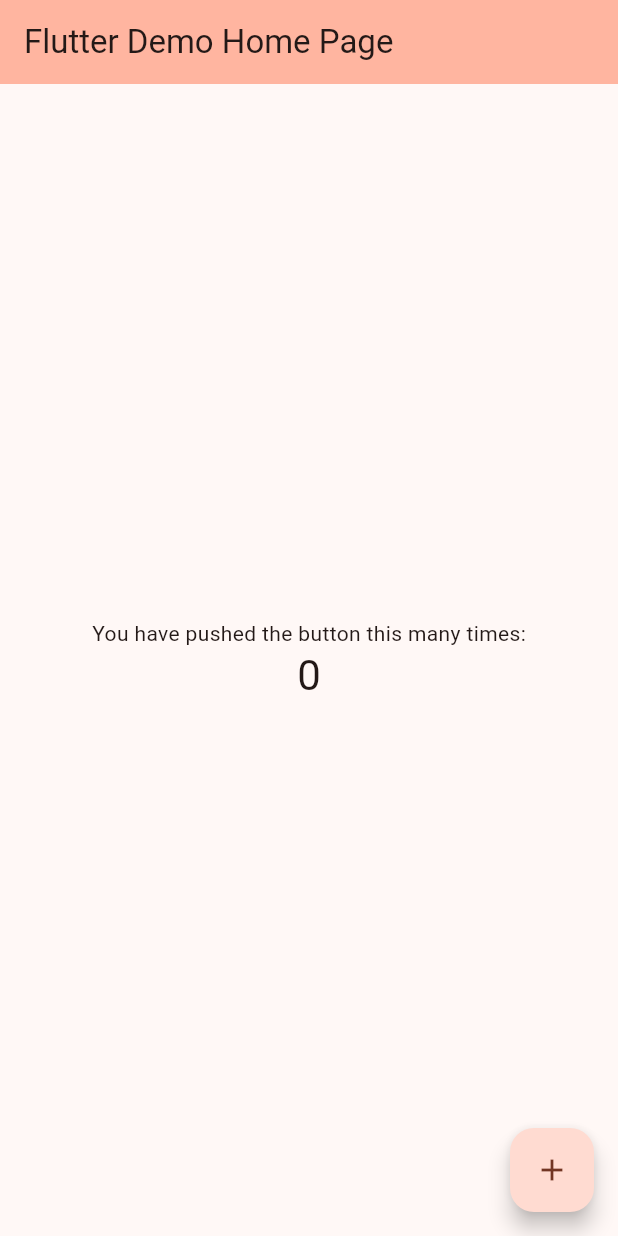
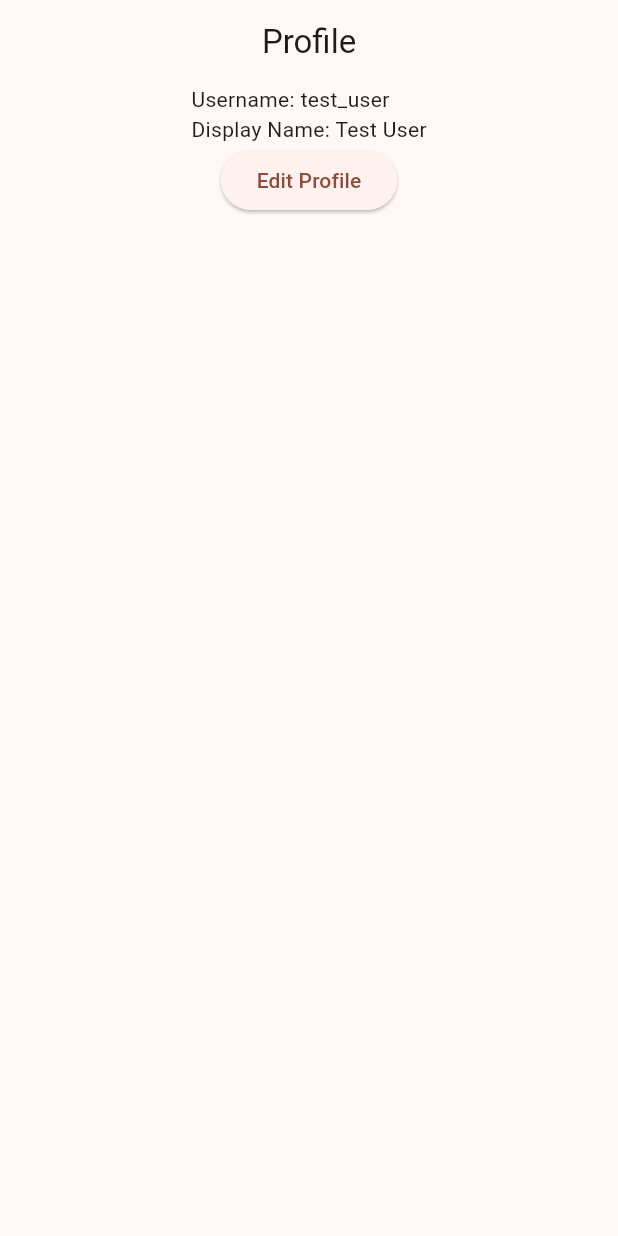
Before and after one commit to Yuuki-nugi/flutter_template, a Flutter app: the screen it shows after launch, on a phone screen of 412 x 824 dp. Run offline on Flutter 3.47's test engine with Material 3 defaults, Android fonts, the phone set to English and light mode, and no system bars; our stand-ins replace flutter_hooks, flutter_riverpod, freezed_annotation, hooks_riverpod.

Commit message:
profileとeditProfileページを作成

```diff
--- a/lib/main.dart
+++ b/lib/main.dart
@@ -1,8 +1,10 @@
 import 'package:flutter/material.dart';
+import 'package:flutter_riverpod/flutter_riverpod.dart';
 import 'package:flutter_template/config/theme.dart';
+import 'package:flutter_template/ui/page/user/profile_page/profile_page.dart';
 
 void main() {
-  runApp(const MyApp());
+  runApp(const ProviderScope(child: MyApp()));
 }
 
 class MyApp extends StatelessWidget {
@@ -13,95 +15,7 @@ class MyApp extends StatelessWidget {
     return MaterialApp(
       title: 'Flutter Demo',
       theme: getTheme(),
-      home: const MyHomePage(title: 'Flutter Demo Home Page'),
+      home: ProfilePage(),
     );
   }
 }
-
-class MyHomePage extends StatefulWidget {
-  const MyHomePage({super.key, required this.title});
-
-  // This widget is the home page of your application. It is stateful, meaning
-  // that it has a State object (defined below) that contains fields that affect
-  // how it looks.
-
-  // This class is the configuration for the state. It holds the values (in this
-  // case the title) provided by the parent (in this case the App widget) and
-  // used by the build method of the State. Fields in a Widget subclass are
-  // always marked "final".
-
-  final String title;
-
-  @override
-  State<MyHomePage> createState() => _MyHomePageState();
-}
-
-class _MyHomePageState extends State<MyHomePage> {
-  int _counter = 0;
-
-  void _incrementCounter() {
-    setState(() {
-      // This call to setState tells the Flutter framework that something has
-      // changed in this State, which causes it to rerun the build method below
-      // so that the display can reflect the updated values. If we changed
-      // _counter without calling setState(), then the build method would not be
-      // called again, and so nothing would appear to happen.
-      _counter++;
-    });
-  }
-
-  @override
-  Widget build(BuildContext context) {
-    // This method is rerun every time setState is called, for instance as done
-    // by the _incrementCounter method above.
-    //
-    // The Flutter framework has been optimized to make rerunning build methods
-    // fast, so that you can just rebuild anything that needs updating rather
-    // than having to individually change instances of widgets.
-    return Scaffold(
-      appBar: AppBar(
-        // TRY THIS: Try changing the color here to a specific color (to
-        // Colors.amber, perhaps?) and trigger a hot reload to see the AppBar
-        // change color while the other colors stay the same.
-        backgroundColor: Theme.of(context).colorScheme.inversePrimary,
-        // Here we take the value from the MyHomePage object that was created by
-        // the App.build method, and use it to set our appbar title.
-        title: Text(widget.title),
-      ),
-      body: Center(
-        // Center is a layout widget. It takes a single child and positions it
-        // in the middle of the parent.
-        child: Column(
-          // Column is also a layout widget. It takes a list of children and
-          // arranges them vertically. By default, it sizes itself to fit its
-          // children horizontally, and tries to be as tall as its parent.
-          //
-          // Column has various properties to control how it sizes itself and
-          // how it positions its children. Here we use mainAxisAlignment to
-          // center the children vertically; the main axis here is the vertical
-          // axis because Columns are vertical (the cross axis would be
-          // horizontal).
-          //
-          // TRY THIS: Invoke "debug painting" (choose the "Toggle Debug Paint"
-          // action in the IDE, or press "p" in the console), to see the
-          // wireframe for each widget.
-          mainAxisAlignment: MainAxisAlignment.center,
-          children: <Widget>[
-            const Text(
-              'You have pushed the button this many times:',
-            ),
-            Text(
-              '$_counter',
-              style: Theme.of(context).textTheme.headlineMedium,
-            ),
-          ],
-        ),
-      ),
-      floatingActionButton: FloatingActionButton(
-        onPressed: _incrementCounter,
-        tooltip: 'Increment',
-        child: const Icon(Icons.add),
-      ), // This trailing comma makes auto-formatting nicer for build methods.
-    );
-  }
-}
--- /dev/null
+++ b/lib/provider/repository_provider.dart
@@ -0,0 +1,4 @@
+import 'package:flutter_riverpod/flutter_riverpod.dart';
+import 'package:flutter_template/repository/impl/user_repository_impl.dart';
+
+final userRepositoryProvider = Provider((ref) => UserRepositoryImpl());
--- /dev/null
+++ b/lib/provider/usecase_provider.dart
@@ -0,0 +1,7 @@
+import 'package:flutter_riverpod/flutter_riverpod.dart';
+import 'package:flutter_template/provider/repository_provider.dart';
+import 'package:flutter_template/usecase/impl/user_usecase_impl.dart';
+
+final userUseCaseProvider = Provider((ref) => UserUseCaseImpl(
+      userRepository: ref.read(userRepositoryProvider),
+    ));
--- /dev/null
+++ b/lib/repository/impl/user_repository_impl.dart
@@ -0,0 +1,23 @@
+import 'package:flutter_template/model/user/user.dart';
+import 'package:flutter_template/repository/interface/user_repository.dart';
+
+class UserRepositoryImpl implements UserRepository {
+  @override
+  Future<User> getUser(String id) async {
+    // Mock implementation
+    print("Fetching user with id: $id");
+    return User(
+      id: id,
+      username: 'test_user',
+      display_name: 'Test User',
+      created_at: DateTime.now(),
+      updated_at: DateTime.now(),
+    );
+  }
+
+  @override
+  Future<void> updateUser(User user) async {
+    // Mock implementation for update
+    await Future.delayed(const Duration(milliseconds: 500));
+  }
+}
--- /dev/null
+++ b/lib/repository/interface/user_repository.dart
@@ -0,0 +1,6 @@
+import 'package:flutter_template/model/user/user.dart';
+
+abstract class UserRepository {
+  Future<User> getUser(String id);
+  Future<void> updateUser(User user);
+}
--- /dev/null
+++ b/lib/ui/component/atom/custom_text.dart
@@ -0,0 +1,20 @@
+import 'package:flutter/material.dart';
+
+class CustomText extends StatelessWidget {
+  final String text;
+  final TextStyle? style;
+
+  const CustomText({
+    Key? key,
+    required this.text,
+    this.style,
+  }) : super(key: key);
+
+  @override
+  Widget build(BuildContext context) {
+    return Text(
+      text,
+      style: style ?? Theme.of(context).textTheme.bodyMedium,
+    );
+  }
+}
--- /dev/null
+++ b/lib/ui/component/atom/header.dart
@@ -0,0 +1,13 @@
+import 'package:flutter/material.dart';
+
+class Header extends AppBar {
+  Header({
+    Key? key,
+    required String title,
+    List<Widget>? actions,
+  }) : super(
+          key: key,
+          title: Center(child: Text(title)),
+          actions: actions,
+        );
+}
--- /dev/null
+++ b/lib/ui/component/molecule/user/user_info_section.dart
@@ -0,0 +1,24 @@
+import 'package:flutter/material.dart';
+import 'package:flutter_template/ui/component/atom/custom_text.dart';
+
+class UserInfoSection extends StatelessWidget {
+  final String username;
+  final String displayName;
+
+  const UserInfoSection({
+    Key? key,
+    required this.username,
+    required this.displayName,
+  }) : super(key: key);
+
+  @override
+  Widget build(BuildContext context) {
+    return Column(
+      crossAxisAlignment: CrossAxisAlignment.start,
+      children: [
+        CustomText(text: 'Username: $username'),
+        CustomText(text: 'Display Name: $displayName'),
+      ],
+    );
+  }
+}
--- /dev/null
+++ b/lib/ui/component/template/profile_template.dart
@@ -0,0 +1,14 @@
+import 'package:flutter/material.dart';
+import 'package:flutter_template/ui/component/atom/header.dart';
+
+class ProfileTemplate extends StatelessWidget {
+  const ProfileTemplate({Key? key, required this.title, required this.body})
+      : super(key: key);
+  final String title;
+  final Widget body;
+
+  @override
+  Widget build(BuildContext context) {
+    return Scaffold(appBar: Header(title: title), body: Center(child: body));
+  }
+}
--- /dev/null
+++ b/lib/ui/page/user/edit_profile_page/edit_profile_page_controller.dart
@@ -0,0 +1,73 @@
+import 'package:flutter/material.dart';
+import 'package:flutter_riverpod/flutter_riverpod.dart';
+import 'package:flutter_template/model/user/user.dart';
+import 'package:flutter_template/provider/usecase_provider.dart';
+import 'package:flutter_template/usecase/interface/user_usecase.dart';
+
+class EditProfilePageControllerState {
+  EditProfilePageControllerState({
+    this.user,
+  });
+  final User? user;
+
+  EditProfilePageControllerState copyWith({
+    User? user,
+  }) {
+    return EditProfilePageControllerState(
+      user: user ?? this.user,
+    );
+  }
+}
+
+class EditProfilePageController
+    extends StateNotifier<EditProfilePageControllerState> {
+  EditProfilePageController({
+    required this.userUseCase,
+  }) : super(EditProfilePageControllerState());
+
+  static final provider = StateNotifierProvider<EditProfilePageController,
+      EditProfilePageControllerState>((ref) {
+    final userUseCase = ref.read(userUseCaseProvider);
+
+    return EditProfilePageController(userUseCase: userUseCase);
+  });
+
+  final UserUseCase userUseCase;
+  final TextEditingController usernameController = TextEditingController();
+  final TextEditingController displayNameController = TextEditingController();
+
+  Future<void> init() async {
+    final user = await _fetchUser('1');
+    final username = user.username;
+    final displayName = user.display_name;
+
+    usernameController.text = username;
+    displayNameController.text = displayName;
+
+    state = state.copyWith(user: user);
+  }
+
+  Future<User> _fetchUser(String id) async {
+    final user = await userUseCase.fetchUser(id);
+    return user;
+  }
+
+  Future<void> saveProfile({
+    required BuildContext context,
+  }) async {
+    if (state.user == null) {
+      throw Exception('User is null');
+    }
+
+    // TODO Userモデルを渡すのではなく、更新する値だけを渡す方が良さそう
+    final user = User(
+        id: state.user!.id,
+        username: usernameController.text,
+        display_name: displayNameController.text,
+        created_at: state.user!.created_at,
+        updated_at: null);
+    await userUseCase.updateProfile(user);
+
+    Navigator.pop(context);
+  }
+}
--- /dev/null
+++ b/lib/ui/page/user/profile_page/profile_page.dart
@@ -0,0 +1,44 @@
+import 'package:flutter/material.dart';
+import 'package:flutter_hooks/flutter_hooks.dart';
+import 'package:flutter_riverpod/flutter_riverpod.dart';
+import 'package:flutter_template/ui/component/molecule/user/user_info_section.dart';
+import 'package:flutter_template/ui/component/template/profile_template.dart';
+import 'package:flutter_template/ui/page/user/edit_profile_page/edit_profile_page.dart';
+import 'package:flutter_template/ui/page/user/profile_page/profile_page_controller.dart';
+import 'package:hooks_riverpod/hooks_riverpod.dart';
+
+class ProfilePage extends HookConsumerWidget {
+  @override
+  Widget build(BuildContext context, WidgetRef ref) {
+    final state = ref.watch(ProfilePageController.provider);
+    final controller = ref.read(ProfilePageController.provider.notifier);
+
+    useEffect(() {
+      controller.fetchUser('1');
+      return null;
+    }, []);
+
+    return ProfileTemplate(
+      title: 'Profile',
+      body: Column(
+        children: [
+          UserInfoSection(
+            username: state.user?.username ?? '',
+            displayName: state.user?.display_name ?? '',
+          ),
+          ElevatedButton(
+            onPressed: () {
+              Navigator.push(
+                context,
+                MaterialPageRoute(
+                  builder: (context) => EditProfilePage(),
+                ),
+              );
+            },
+            child: const Text('Edit Profile'),
+          ),
+        ],
+      ),
+    );
+  }
+}
--- /dev/null
+++ b/lib/ui/page/user/profile_page/profile_page_controller.dart
@@ -0,0 +1,38 @@
+import 'package:flutter_riverpod/flutter_riverpod.dart';
+import 'package:flutter_template/model/user/user.dart';
+import 'package:flutter_template/provider/usecase_provider.dart';
+import 'package:flutter_template/usecase/interface/user_usecase.dart';
+
+class ProfilePageControllerState {
+  ProfilePageControllerState({this.user});
+  final User? user;
+
+  ProfilePageControllerState copyWith({
+    User? user,
+  }) {
+    return ProfilePageControllerState(
+      user: user ?? this.user,
+    );
+  }
+}
+
+class ProfilePageController extends StateNotifier<ProfilePageControllerState> {
+  ProfilePageController({
+    required this.userUseCase,
+  }) : super(ProfilePageControllerState());
+
+  static final provider =
+      StateNotifierProvider<ProfilePageController, ProfilePageControllerState>(
+          (ref) {
+    final userUseCase = ref.read(userUseCaseProvider);
+
+    return ProfilePageController(userUseCase: userUseCase);
+  });
+
+  final UserUseCase userUseCase;
+
+  Future<void> fetchUser(String id) async {
+    final user = await userUseCase.fetchUser(id);
+    state = state.copyWith(user: user);
+  }
+}
--- /dev/null
+++ b/lib/usecase/impl/user_usecase_impl.dart
@@ -0,0 +1,19 @@
+import 'package:flutter_template/model/user/user.dart';
+import 'package:flutter_template/repository/interface/user_repository.dart';
+import 'package:flutter_template/usecase/interface/user_usecase.dart';
+
+class UserUseCaseImpl implements UserUseCase {
+  final UserRepository userRepository;
+
+  UserUseCaseImpl({required this.userRepository});
+
+  @override
+  Future<User> fetchUser(String id) {
+    return userRepository.getUser(id);
+  }
+
+  @override
+  Future<void> updateProfile(User user) {
+    return userRepository.updateUser(user);
+  }
+}
--- /dev/null
+++ b/lib/usecase/interface/user_usecase.dart
@@ -0,0 +1,6 @@
+import 'package:flutter_template/model/user/user.dart';
+
+abstract class UserUseCase {
+  Future<User> fetchUser(String id);
+  Future<void> updateProfile(User user);
+}
--- a/pubspec.yaml
+++ b/pubspec.yaml
@@ -35,6 +35,9 @@ dependencies:
   # The following adds the Cupertino Icons font to your application.
   # Use with the CupertinoIcons class for iOS style icons.
   cupertino_icons: ^1.0.6
+  flutter_riverpod: ^2.6.1
+  hooks_riverpod: ^2.6.1
+  flutter_hooks: ^0.20.5
 
 dev_dependencies:
   flutter_test:
```
Also changed, not shown: lib/ui/component/atom/custom_button.dart (added, +20 -0 lines), lib/ui/component/organism/user/edit_profile_form.dart (added, +34 -0 lines), lib/ui/page/user/edit_profile_page/edit_profile_page.dart (added, +34 -0 lines), pubspec.lock.
